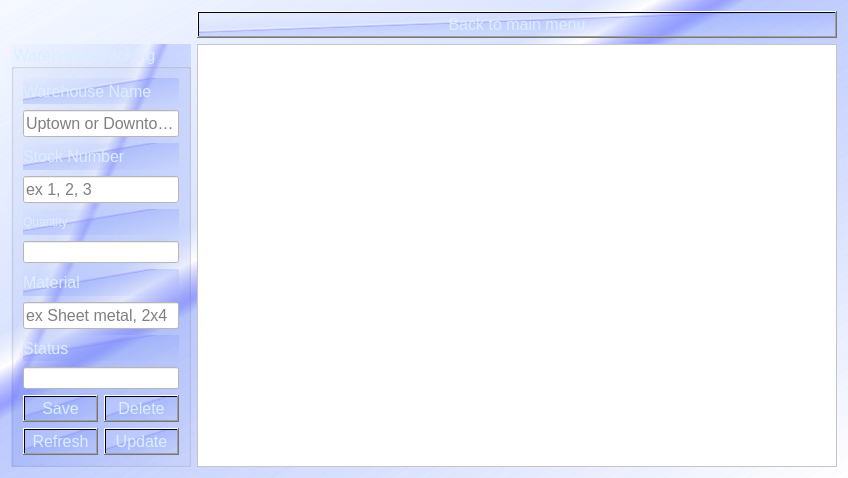
erynjohn/Employee-Database, file Login/warehouse.ui: the form before one commit.
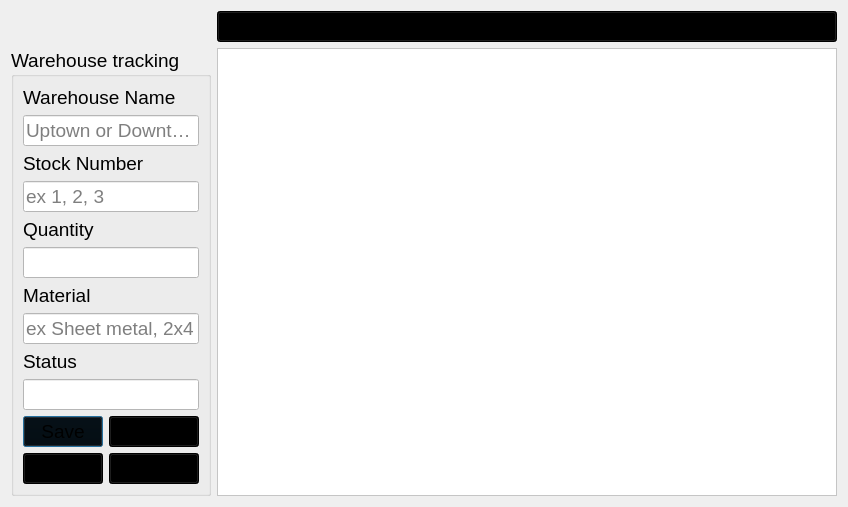
The form after the commit.

```diff
--- a/Login/warehouse.ui
+++ b/Login/warehouse.ui
@@ -7,14 +7,14 @@
     <x>0</x>
     <y>0</y>
     <width>848</width>
-    <height>478</height>
+    <height>494</height>
    </rect>
   </property>
   <property name="font">
    <font>
     <family>MS Shell Dlg 2</family>
-    <pointsize>12</pointsize>
-    <weight>9</weight>
+    <pointsize>14</pointsize>
+    <weight>50</weight>
     <italic>false</italic>
     <bold>false</bold>
    </font>
@@ -23,8 +23,7 @@
    <string>Dialog</string>
   </property>
   <property name="styleSheet">
-   <string notr="true">background-color: qlineargradient(spread:pad, x1:0, y1:0, x2:1, y2:1, stop:0 rgba(188, 213, 255, 18), stop:0.35 rgba(188, 204, 255, 80), stop:0.386364 rgba(162, 184, 255, 0), stop:0.425 rgba(132, 141, 255, 156), stop:0.44 rgba(128, 153, 252, 80), stop:1 rgba(255, 255, 255, 0));
-font: 75 12pt &quot;MS Shell Dlg 2&quot;;</string>
+   <string notr="true"/>
   </property>
   <layout class="QFormLayout" name="formLayout_2">
    <item row="2" column="0">
@@ -35,9 +34,9 @@
         <colorrole role="WindowText">
          <brush brushstyle="SolidPattern">
           <color alpha="255">
-           <red>219</red>
-           <green>237</green>
-           <blue>255</blue>
+           <red>0</red>
+           <green>0</green>
+           <blue>0</blue>
           </color>
          </brush>
         </colorrole>
@@ -190,9 +189,9 @@
         <colorrole role="WindowText">
          <brush brushstyle="SolidPattern">
           <color alpha="255">
-           <red>219</red>
-           <green>237</green>
-           <blue>255</blue>
+           <red>0</red>
+           <green>0</green>
+           <blue>0</blue>
           </color>
          </brush>
         </colorrole>
@@ -501,8 +500,8 @@
      <property name="font">
       <font>
        <family>MS Shell Dlg 2</family>
-       <pointsize>12</pointsize>
-       <weight>9</weight>
+       <pointsize>14</pointsize>
+       <weight>50</weight>
        <italic>false</italic>
        <bold>false</bold>
       </font>
@@ -519,9 +518,9 @@
            <colorrole role="WindowText">
             <brush brushstyle="SolidPattern">
              <color alpha="255">
-              <red>219</red>
-              <green>237</green>
-              <blue>255</blue>
+              <red>0</red>
+              <green>0</green>
+              <blue>0</blue>
              </color>
             </brush>
            </colorrole>
@@ -674,9 +673,9 @@
            <colorrole role="WindowText">
             <brush brushstyle="SolidPattern">
              <color alpha="255">
-              <red>219</red>
-              <green>237</green>
-              <blue>255</blue>
+              <red>0</red>
+              <green>0</green>
+              <blue>0</blue>
              </color>
             </brush>
            </colorrole>
@@ -985,8 +984,8 @@
         <property name="font">
          <font>
           <family>MS Shell Dlg 2</family>
-          <pointsize>12</pointsize>
-          <weight>9</weight>
+          <pointsize>14</pointsize>
+          <weight>50</weight>
           <italic>false</italic>
           <bold>false</bold>
          </font>
@@ -1004,8 +1003,8 @@
         <property name="font">
          <font>
           <family>MS Shell Dlg 2</family>
-          <pointsize>12</pointsize>
-          <weight>9</weight>
+          <pointsize>14</pointsize>
+          <weight>50</weight>
           <italic>false</italic>
           <bold>false</bold>
          </font>
@@ -1026,9 +1025,9 @@
            <colorrole role="WindowText">
             <brush brushstyle="SolidPattern">
              <color alpha="255">
-              <red>219</red>
-              <green>237</green>
-              <blue>255</blue>
+              <red>0</red>
+              <green>0</green>
+              <blue>0</blue>
              </color>
             </brush>
            </colorrole>
@@ -1181,9 +1180,9 @@
            <colorrole role="WindowText">
             <brush brushstyle="SolidPattern">
              <color alpha="255">
-              <red>219</red>
-              <green>237</green>
-              <blue>255</blue>
+              <red>0</red>
+              <green>0</green>
+              <blue>0</blue>
              </color>
             </brush>
            </colorrole>
@@ -1492,8 +1491,8 @@
         <property name="font">
          <font>
           <family>MS Shell Dlg 2</family>
-          <pointsize>12</pointsize>
-          <weight>9</weight>
+          <pointsize>14</pointsize>
+          <weight>50</weight>
           <italic>false</italic>
           <bold>false</bold>
          </font>
@@ -1511,8 +1510,8 @@
         <property name="font">
          <font>
           <family>MS Shell Dlg 2</family>
-          <pointsize>12</pointsize>
-          <weight>9</weight>
+          <pointsize>14</pointsize>
+          <weight>50</weight>
           <italic>false</italic>
           <bold>false</bold>
          </font>
@@ -1533,9 +1532,9 @@
            <colorrole role="WindowText">
             <brush brushstyle="SolidPattern">
              <color alpha="255">
-              <red>219</red>
-              <green>237</green>
-              <blue>255</blue>
+              <red>0</red>
+              <green>0</green>
+              <blue>0</blue>
              </color>
             </brush>
            </colorrole>
@@ -1688,9 +1687,9 @@
            <colorrole role="WindowText">
             <brush brushstyle="SolidPattern">
              <color alpha="255">
-              <red>219</red>
-              <green>237</green>
-              <blue>255</blue>
+              <red>0</red>
+              <green>0</green>
+              <blue>0</blue>
              </color>
             </brush>
            </colorrole>
@@ -2016,9 +2015,9 @@
            <colorrole role="WindowText">
             <brush brushstyle="SolidPattern">
              <color alpha="255">
-              <red>219</red>
-              <green>237</green>
-              <blue>255</blue>
+              <red>0</red>
+              <green>0</green>
+              <blue>0</blue>
              </color>
             </brush>
            </colorrole>
@@ -2171,9 +2170,9 @@
            <colorrole role="WindowText">
             <brush brushstyle="SolidPattern">
              <color alpha="255">
-              <red>219</red>
-              <green>237</green>
-              <blue>255</blue>
+              <red>0</red>
+              <green>0</green>
+              <blue>0</blue>
              </color>
             </brush>
            </colorrole>
@@ -2482,8 +2481,8 @@
         <property name="font">
          <font>
           <family>MS Shell Dlg 2</family>
-          <pointsize>12</pointsize>
-          <weight>9</weight>
+          <pointsize>14</pointsize>
+          <weight>50</weight>
           <italic>false</italic>
           <bold>false</bold>
          </font>
@@ -2501,8 +2500,8 @@
         <property name="font">
          <font>
           <family>MS Shell Dlg 2</family>
-          <pointsize>12</pointsize>
-          <weight>9</weight>
+          <pointsize>14</pointsize>
+          <weight>50</weight>
           <italic>false</italic>
           <bold>false</bold>
          </font>
@@ -2523,9 +2522,9 @@
            <colorrole role="WindowText">
             <brush brushstyle="SolidPattern">
              <color alpha="255">
-              <red>219</red>
-              <green>237</green>
-              <blue>255</blue>
+              <red>0</red>
+              <green>0</green>
+              <blue>0</blue>
              </color>
             </brush>
            </colorrole>
@@ -2678,9 +2677,9 @@
            <colorrole role="WindowText">
             <brush brushstyle="SolidPattern">
              <color alpha="255">
-              <red>219</red>
-              <green>237</green>
-              <blue>255</blue>
+              <red>0</red>
+              <green>0</green>
+              <blue>0</blue>
              </color>
             </brush>
            </colorrole>
@@ -2989,8 +2988,8 @@
         <property name="font">
          <font>
           <family>MS Shell Dlg 2</family>
-          <pointsize>12</pointsize>
-          <weight>9</weight>
+          <pointsize>14</pointsize>
+          <weight>50</weight>
           <italic>false</italic>
           <bold>false</bold>
          </font>
@@ -3065,9 +3064,9 @@
              <colorrole role="ButtonText">
               <brush brushstyle="SolidPattern">
                <color alpha="255">
-                <red>219</red>
-                <green>237</green>
-                <blue>255</blue>
+                <red>0</red>
+                <green>0</green>
+                <blue>0</blue>
                </color>
               </brush>
              </colorrole>
@@ -3220,9 +3219,9 @@
              <colorrole role="ButtonText">
               <brush brushstyle="SolidPattern">
                <color alpha="255">
-                <red>219</red>
-                <green>237</green>
-                <blue>255</blue>
+                <red>0</red>
+                <green>0</green>
+                <blue>0</blue>
                </color>
               </brush>
              </colorrole>
@@ -3483,8 +3482,8 @@
           <property name="font">
            <font>
             <family>MS Shell Dlg 2</family>
-            <pointsize>12</pointsize>
-            <weight>9</weight>
+            <pointsize>14</pointsize>
+            <weight>50</weight>
             <italic>false</italic>
             <bold>false</bold>
            </font>
@@ -3553,9 +3552,9 @@
              <colorrole role="ButtonText">
               <brush brushstyle="SolidPattern">
                <color alpha="255">
-                <red>219</red>
-                <green>237</green>
-                <blue>255</blue>
+                <red>0</red>
+                <green>0</green>
+                <blue>0</blue>
                </color>
               </brush>
              </colorrole>
@@ -3708,9 +3707,9 @@
              <colorrole role="ButtonText">
               <brush brushstyle="SolidPattern">
                <color alpha="255">
-                <red>219</red>
-                <green>237</green>
-                <blue>255</blue>
+                <red>0</red>
+                <green>0</green>
+                <blue>0</blue>
                </color>
               </brush>
              </colorrole>
@@ -3971,8 +3970,8 @@
           <property name="font">
            <font>
             <family>MS Shell Dlg 2</family>
-            <pointsize>12</pointsize>
-            <weight>9</weight>
+            <pointsize>14</pointsize>
+            <weight>50</weight>
             <italic>false</italic>
             <bold>false</bold>
            </font>
@@ -4041,9 +4040,9 @@
              <colorrole role="ButtonText">
               <brush brushstyle="SolidPattern">
                <color alpha="255">
-                <red>219</red>
-                <green>237</green>
-                <blue>255</blue>
+                <red>0</red>
+                <green>0</green>
+                <blue>0</blue>
                </color>
               </brush>
              </colorrole>
@@ -4196,9 +4195,9 @@
              <colorrole role="ButtonText">
               <brush brushstyle="SolidPattern">
                <color alpha="255">
-                <red>219</red>
-                <green>237</green>
-                <blue>255</blue>
+                <red>0</red>
+                <green>0</green>
+                <blue>0</blue>
                </color>
               </brush>
              </colorrole>
@@ -4459,8 +4458,8 @@
           <property name="font">
            <font>
             <family>MS Shell Dlg 2</family>
-            <pointsize>12</pointsize>
-            <weight>9</weight>
+            <pointsize>14</pointsize>
+            <weight>50</weight>
             <italic>false</italic>
             <bold>false</bold>
            </font>
@@ -4529,9 +4528,9 @@
              <colorrole role="ButtonText">
               <brush brushstyle="SolidPattern">
                <color alpha="255">
-                <red>219</red>
-                <green>237</green>
-                <blue>255</blue>
+                <red>0</red>
+                <green>0</green>
+                <blue>0</blue>
                </color>
               </brush>
              </colorrole>
@@ -4684,9 +4683,9 @@
              <colorrole role="ButtonText">
               <brush brushstyle="SolidPattern">
                <color alpha="255">
-                <red>219</red>
-                <green>237</green>
-                <blue>255</blue>
+                <red>0</red>
+                <green>0</green>
+                <blue>0</blue>
                </color>
               </brush>
              </colorrole>
@@ -4947,8 +4946,8 @@
           <property name="font">
            <font>
             <family>MS Shell Dlg 2</family>
-            <pointsize>12</pointsize>
-            <weight>9</weight>
+            <pointsize>14</pointsize>
+            <weight>50</weight>
             <italic>false</italic>
             <bold>false</bold>
            </font>
@@ -5022,9 +5021,9 @@
         <colorrole role="ButtonText">
          <brush brushstyle="SolidPattern">
           <color alpha="255">
-           <red>219</red>
-           <green>237</green>
-           <blue>255</blue>
+           <red>0</red>
+           <green>0</green>
+           <blue>0</blue>
           </color>
          </brush>
         </colorrole>
@@ -5186,9 +5185,9 @@
         <colorrole role="ButtonText">
          <brush brushstyle="SolidPattern">
           <color alpha="255">
-           <red>219</red>
-           <green>237</green>
-           <blue>255</blue>
+           <red>0</red>
+           <green>0</green>
+           <blue>0</blue>
           </color>
          </brush>
         </colorrole>
@@ -5467,8 +5466,8 @@
      <property name="font">
       <font>
        <family>MS Shell Dlg 2</family>
-       <pointsize>12</pointsize>
-       <weight>9</weight>
+       <pointsize>14</pointsize>
+       <weight>50</weight>
        <italic>false</italic>
        <bold>false</bold>
       </font>
```
